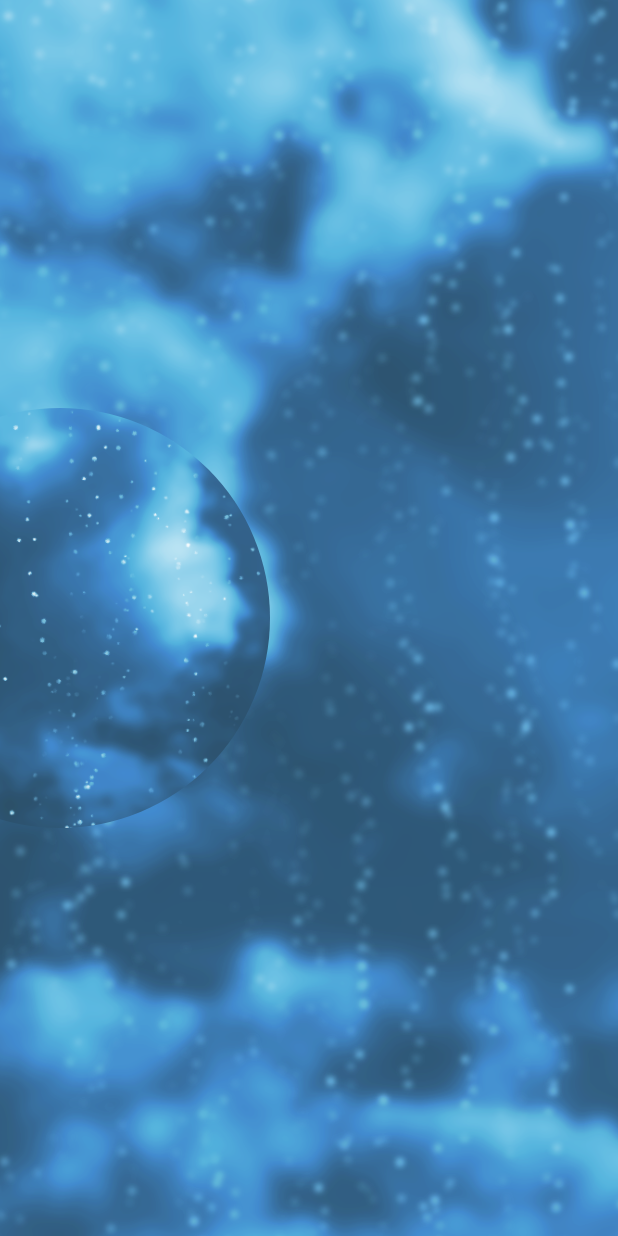
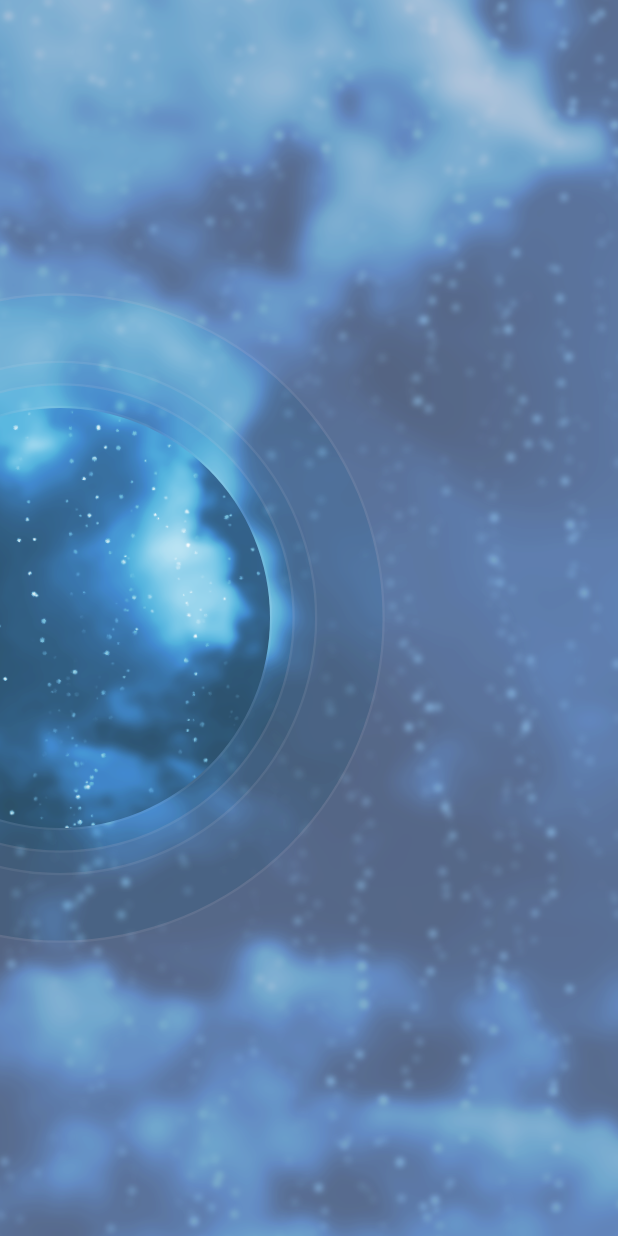
Before and after one commit to jbabin91/flutter-weather-tutorial, a Flutter app: the screen it shows after launch, on a phone screen of 412 x 824 dp. Run offline on Flutter 3.47's test engine with Material 2 defaults, Android fonts, the phone set to English and light mode, and no system bars.

Commit message:
finished circles and cleaned up main.dart

```diff
--- /dev/null
+++ b/lib/forecast/background/background_with_rings.dart
@@ -0,0 +1,131 @@
+import 'package:flutter/material.dart';
+
+class BackgroundWithRings extends StatelessWidget {
+  @override
+  Widget build(BuildContext context) {
+    return new Stack(
+      fit: StackFit.expand,
+      children: <Widget>[
+        new Image.asset(
+          'assets/weather-bk_enlarged.png',
+          fit: BoxFit.cover,
+        ),
+        new ClipOval(
+          clipper:
+              new CircleClipper(radius: 140.0, offset: const Offset(40.0, 0.0)),
+          child: new Image.asset(
+            'assets/weather-bk.png',
+            fit: BoxFit.cover,
+          ),
+        ),
+        new CustomPaint(
+          painter: WhiteCircleCutoutPainter(
+              centerOffset: const Offset(40.0, 0.0),
+              circles: [
+                new Circle(radius: 140.0, alpha: 0x10),
+                new Circle(radius: 140.0 + 15.0, alpha: 0x28),
+                new Circle(radius: 140.0 + 30.0, alpha: 0x38),
+                new Circle(radius: 140.0 + 75.0, alpha: 0x50),
+              ]),
+          child: new Container(),
+        )
+      ],
+    );
+  }
+}
+
+class CircleClipper extends CustomClipper<Rect> {
+  final double radius;
+  final Offset offset;
+
+  CircleClipper({
+    this.radius,
+    this.offset = const Offset(0.0, 0.0),
+  });
+
+  @override
+  Rect getClip(Size size) {
+    return new Rect.fromCircle(
+      center: new Offset(0.0, size.height / 2) + offset,
+      radius: radius,
+    );
+  }
+
+  @override
+  bool shouldReclip(CustomClipper<Rect> oldClipper) {
+    return true;
+  }
+}
+
+class WhiteCircleCutoutPainter extends CustomPainter {
+  final Color overlayColor = const Color(0xFFAA88AA);
+
+  final List<Circle> circles;
+  final Offset centerOffset;
+  final Paint whitePaint;
+  final Paint borderPaint;
+
+  WhiteCircleCutoutPainter({
+    this.circles = const [],
+    this.centerOffset = const Offset(0.0, 0.0),
+  })  : whitePaint = new Paint(),
+        borderPaint = new Paint() {
+    borderPaint
+      ..color = const Color(0x10FFFFFF)
+      ..style = PaintingStyle.stroke
+      ..strokeWidth = 3.0;
+  }
+
+  @override
+  void paint(Canvas canvas, Size size) {
+    for (var i = 1; i < circles.length; ++i) {
+      _maskCircle(canvas, size, circles[i - 1].radius);
+      whitePaint.color = overlayColor.withAlpha(circles[i - 1].alpha);
+      // Fill Circle
+      canvas.drawCircle(new Offset(0.0, size.height / 2) + centerOffset,
+          circles[i].radius, whitePaint);
+
+      // Draw circle bevel
+      canvas.drawCircle(new Offset(0.0, size.height / 2) + centerOffset,
+          circles[i - 1].radius, borderPaint);
+    }
+    // Mask the area of the final circle
+    _maskCircle(canvas, size, circles.last.radius);
+    // Draw an overlay that fills the rest of the screen.
+    whitePaint.color = overlayColor.withAlpha(circles.last.alpha);
+    canvas.drawRect(
+      new Rect.fromLTWH(0.0, 0.0, size.width, size.height),
+      whitePaint,
+    );
+
+    // Draw the bevel for the final circle.
+    canvas.drawCircle(new Offset(0.0, size.height / 2) + centerOffset,
+        circles.last.radius, borderPaint);
+  }
+
+  _maskCircle(Canvas canvas, Size size, double radius) {
+    Path clippedCircle = new Path();
+    clippedCircle.fillType = PathFillType.evenOdd;
+    clippedCircle.addRect(new Rect.fromLTWH(0.0, 0.0, size.width, size.height));
+    clippedCircle.addOval(new Rect.fromCircle(
+      center: new Offset(0.0, size.height / 2) + centerOffset,
+      radius: radius,
+    ));
+    canvas.clipPath(clippedCircle);
+  }
+
+  @override
+  bool shouldRepaint(CustomPainter oldDelegate) {
+    return true;
+  }
+}
+
+class Circle {
+  final double radius;
+  final int alpha;
+
+  Circle({
+    this.radius,
+    this.alpha = 0xFF,
+  });
+}
--- a/lib/main.dart
+++ b/lib/main.dart
@@ -1,4 +1,5 @@
 import 'package:flutter/material.dart';
+import 'package:weather_forecast/forecast/background/background_with_rings.dart';
 
 void main() => runApp(new MyApp());
 
@@ -25,44 +26,9 @@ class _MyHomePageState extends State<MyHomePage> {
   Widget build(BuildContext context) {
     return new Scaffold(
         body: new Stack(
-      fit: StackFit.expand,
       children: <Widget>[
-        new Image.asset(
-          'assets/weather-bk_enlarged.png',
-          fit: BoxFit.cover,
-        ),
-        new ClipOval(
-          clipper:
-              new CircleClipper(radius: 140.0, offset: const Offset(40.0, 0.0)),
-          child: new Image.asset(
-            'assets/weather-bk.png',
-            fit: BoxFit.cover,
-          ),
-        )
+        new BackgroundWithRings(),
       ],
     ));
   }
 }
-
-class CircleClipper extends CustomClipper<Rect> {
-  final double radius;
-  final Offset offset;
-
-  CircleClipper({
-    this.radius,
-    this.offset = const Offset(0.0, 0.0),
-  });
-
-  @override
-  Rect getClip(Size size) {
-    return new Rect.fromCircle(
-      center: new Offset(0.0, size.height / 2) + offset,
-      radius: radius,
-    );
-  }
-
-  @override
-  bool shouldReclip(CustomClipper<Rect> oldClipper) {
-    return true;
-  }
-}
```
Also changed, not shown: pubspec.lock.
